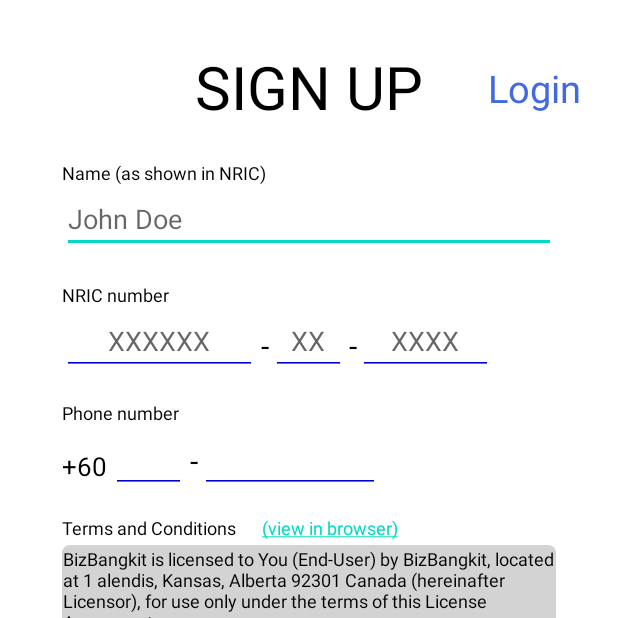
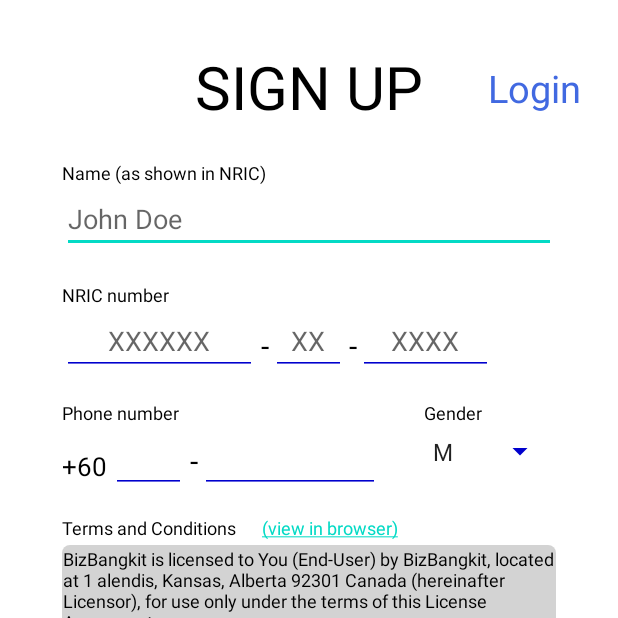
Before and after one commit to HohShenYien/bizBangkit, an Android app: the RegistrationAccountActivity1 screen opened directly, with no data from a screen before it, on a phone screen of 412 x 824 dp, the top half of it. Run offline under Robolectric (Android 15) with nearby library versions, the phone set to English and light mode, and no system bars.

Commit message:
added gender spinner in registration page, added DataConversion.java

```diff
--- a/android/app/src/main/java/com/perajuritTeknologi/bizbangkit/DataStructure.java
+++ b/android/app/src/main/java/com/perajuritTeknologi/bizbangkit/DataStructure.java
@@ -11,14 +11,18 @@ public class DataStructure {
         public String name;
         public String nric;
         public String phoneNumber;
+        public String gender;
+        public String profilePicture;
         public String username;
         public String email;
         public String password;
 
-        UserProfileDetails(String name, String nric, String phoneNumber, String username, String email, String password) {
+        UserProfileDetails(String name, String nric, String phoneNumber, String gender, String profilePicture, String username, String email, String password) {
             this.name = name;
             this.nric = nric;
             this.phoneNumber = phoneNumber;
+            this.gender = gender;
+            this.profilePicture = profilePicture;
             this.username = username;
             this.email = email;
             this.password = password;
--- a/android/app/src/main/java/com/perajuritTeknologi/bizbangkit/RegistrationAccountActivity1.java
+++ b/android/app/src/main/java/com/perajuritTeknologi/bizbangkit/RegistrationAccountActivity1.java
@@ -8,17 +8,22 @@ import android.app.Dialog;
 import android.content.Context;
 import android.content.Intent;
 import android.content.SharedPreferences;
+import android.graphics.Bitmap;
 import android.os.Bundle;
 import android.text.Editable;
 import android.text.Html;
 import android.text.TextWatcher;
 import android.text.method.LinkMovementMethod;
 import android.text.method.ScrollingMovementMethod;
+import android.util.Log;
 import android.view.View;
 import android.view.animation.AlphaAnimation;
+import android.widget.AdapterView;
+import android.widget.ArrayAdapter;
 import android.widget.Button;
 import android.widget.CheckBox;
 import android.widget.EditText;
+import android.widget.Spinner;
 import android.widget.TextView;
 
 import com.google.android.material.progressindicator.LinearProgressIndicator;
@@ -29,12 +34,15 @@ import java.io.InputStream;
 import java.io.InputStreamReader;
 import java.nio.Buffer;
 
-public class RegistrationAccountActivity1 extends AppCompatActivity {
+public class RegistrationAccountActivity1 extends AppCompatActivity implements AdapterView.OnItemSelectedListener {
     private EditText name, nric1, nric2, nric3, phoneNum1, phoneNum2;
     private TextView warningInfo, login, tncGoBrowser, tncDetail;
+    private Spinner gender;
+    private ArrayAdapter<CharSequence> adapter;
     private CheckBox tncAgree;
     private Button continueButton;
     private LinearProgressIndicator pageLeft, pageRight;
+    private DataStructure.UserProfileDetails userDetails = new DataStructure.UserProfileDetails("name", "1", "1", "g", "pic",  "username", "email", "password");
 
     @Override
     protected void onCreate(Bundle savedInstanceState) {
@@ -61,6 +69,7 @@ public class RegistrationAccountActivity1 extends AppCompatActivity {
         login = findViewById(R.id.loginFromRegister);
         tncGoBrowser = findViewById(R.id.registerTnCBrowser);
         tncDetail = findViewById(R.id.registerTnCDetail);
+        gender = findViewById(R.id.registerGenderSpinner);
         tncAgree = findViewById(R.id.registerTnCCheckbox);
         continueButton = findViewById(R.id.registerContinueButton);
         pageLeft = findViewById(R.id.registrationProgress1);
@@ -68,6 +77,11 @@ public class RegistrationAccountActivity1 extends AppCompatActivity {
 
         pageLeft.setProgress(100, true);
         pageRight.setProgress(0);
+
+        adapter = ArrayAdapter.createFromResource(this, R.array.genders_array, android.R.layout.simple_spinner_item);
+        adapter.setDropDownViewResource(android.R.layout.simple_spinner_dropdown_item);
+        gender.setAdapter(adapter);
+        gender.setOnItemSelectedListener(this);
     }
 
     private void setTncDetail() {
@@ -125,6 +139,12 @@ public class RegistrationAccountActivity1 extends AppCompatActivity {
     private void setAllChangedText() {
         //SharedPreferences sharedPreferences = getSharedPreferences("registerUserP1", Context.MODE_PRIVATE);
         //sharedPreferences.edit().clear().apply();
+        SharedPreferences sharedPreferences = getSharedPreferences("registerUserP1", Context.MODE_PRIVATE);
+        String n = sharedPreferences.getString("gender", null);
+        if (n != null) {
+            int pos = adapter.getPosition(n);
+            gender.setSelection(pos, true);
+        }
         LocalStorage.setChangedText(this, name, "registerUserP1", "name");
         LocalStorage.setChangedText(this, nric1, "registerUserP1", "nric1");
         LocalStorage.setChangedText(this, nric2, "registerUserP1", "nric2");
@@ -141,6 +161,19 @@ public class RegistrationAccountActivity1 extends AppCompatActivity {
         LocalStorage.saveCurrentTextChange(this, phoneNum1, "registerUserP1", "phoneNum1");
         LocalStorage.saveCurrentTextChange(this, phoneNum2, "registerUserP1", "phoneNum2");
     }
+
+    @Override
+    public void onItemSelected(AdapterView<?> adapterView, View view, int pos, long id) {
+        String str = adapterView.getItemAtPosition(pos).toString();
+        userDetails.gender = str;
+        SharedPreferences sharedPreferences = getSharedPreferences("registerUserP1", Context.MODE_PRIVATE);
+        SharedPreferences.Editor editor = sharedPreferences.edit();
+        editor.putString("gender", str);
+        editor.apply();
+    }
+
+    @Override
+    public void onNothingSelected(AdapterView<?> adapterView) { }
 
     private void onLoginClicked() {
         login.setOnClickListener(view -> {
@@ -211,6 +244,7 @@ public class RegistrationAccountActivity1 extends AppCompatActivity {
         intent.putExtra("name", name.getText().toString());
         intent.putExtra("nric", (nric1.getText().toString() + nric2.getText().toString() + nric3.getText().toString()));
         intent.putExtra("phone", (("60" + phoneNum1.getText().toString() + phoneNum2.getText().toString())));
+        intent.putExtra("gender", userDetails.gender);
         startActivity(intent);
     }
 /*
--- a/android/app/src/main/res/layout/activity_registration_account1.xml
+++ b/android/app/src/main/res/layout/activity_registration_account1.xml
@@ -306,6 +306,31 @@
         </com.google.android.material.textfield.TextInputLayout>
 
         <TextView
+            android:id="@+id/uselessGender"
+            android:layout_width="wrap_content"
+            android:layout_height="wrap_content"
+            android:text="Gender"
+            android:textColor="@android:color/black"
+            android:textSize="12sp"
+            app:layout_constraintBottom_toBottomOf="parent"
+            app:layout_constraintEnd_toEndOf="@id/guidelineR"
+            app:layout_constraintStart_toStartOf="@id/guidelineL"
+            app:layout_constraintTop_toBottomOf="@id/registerNRIC1"
+            app:layout_constraintVertical_bias="0.03"
+            app:layout_constraintHorizontal_bias="0.83"/>
+
+        <Spinner
+            android:id="@+id/registerGenderSpinner"
+            android:layout_width="90sp"
+            android:layout_height="35sp"
+            app:layout_constraintStart_toStartOf="@id/guidelineL"
+            app:layout_constraintEnd_toEndOf="@id/guidelineR"
+            app:layout_constraintTop_toBottomOf="@id/uselessGender"
+            app:layout_constraintBottom_toBottomOf="parent"
+            app:layout_constraintVertical_bias="0.0"
+            app:layout_constraintHorizontal_bias="1" />
+
+        <TextView
             android:id="@+id/uselessTnC"
             android:layout_width="wrap_content"
             android:layout_height="wrap_content"
--- a/android/app/src/main/res/values/strings.xml
+++ b/android/app/src/main/res/values/strings.xml
@@ -22,4 +22,9 @@
     <string name="log_out_message">Log out successfully!</string>
 
     <string name="profile_about">About Me</string>
+
+    <string-array name="genders_array">
+        <item>M</item>
+        <item>F</item>
+    </string-array>
 </resources>
```
Also changed, not shown: android/app/src/main/java/com/perajuritTeknologi/bizbangkit/DataConversion.java (added, +50 -0 lines), android/app/src/main/java/com/perajuritTeknologi/bizbangkit/RegistrationAccountActivity2.java (+19 -21 lines), android/app/src/main/res/navigation/nav_graph.xml (deleted, +0 -28 lines).
